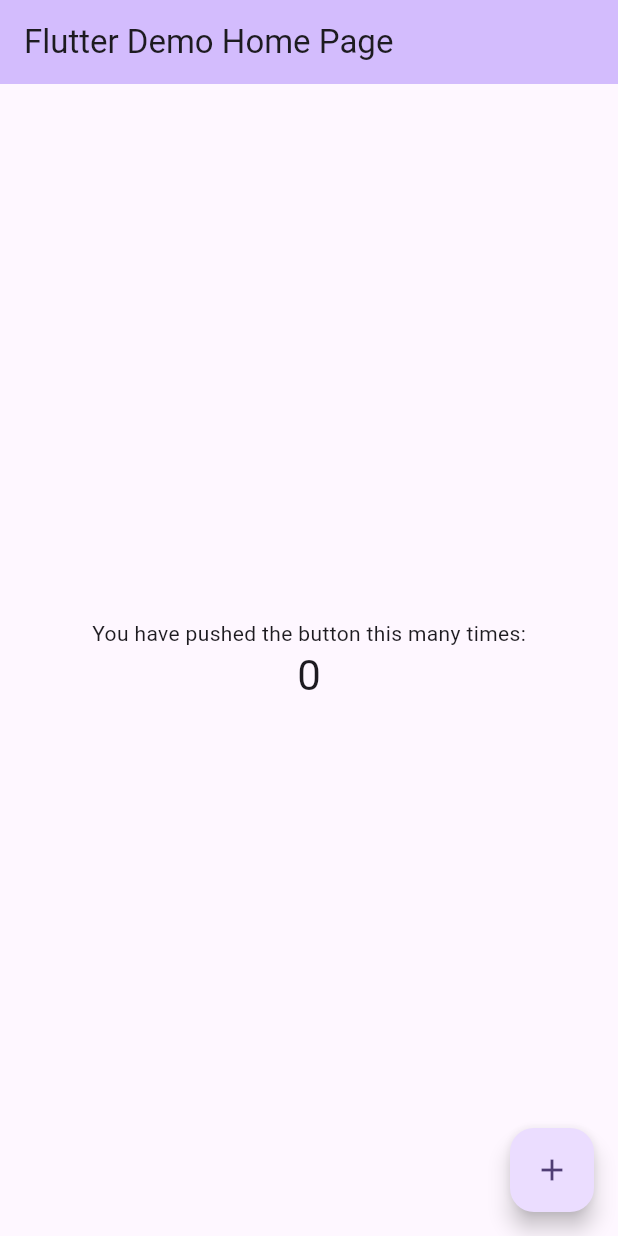
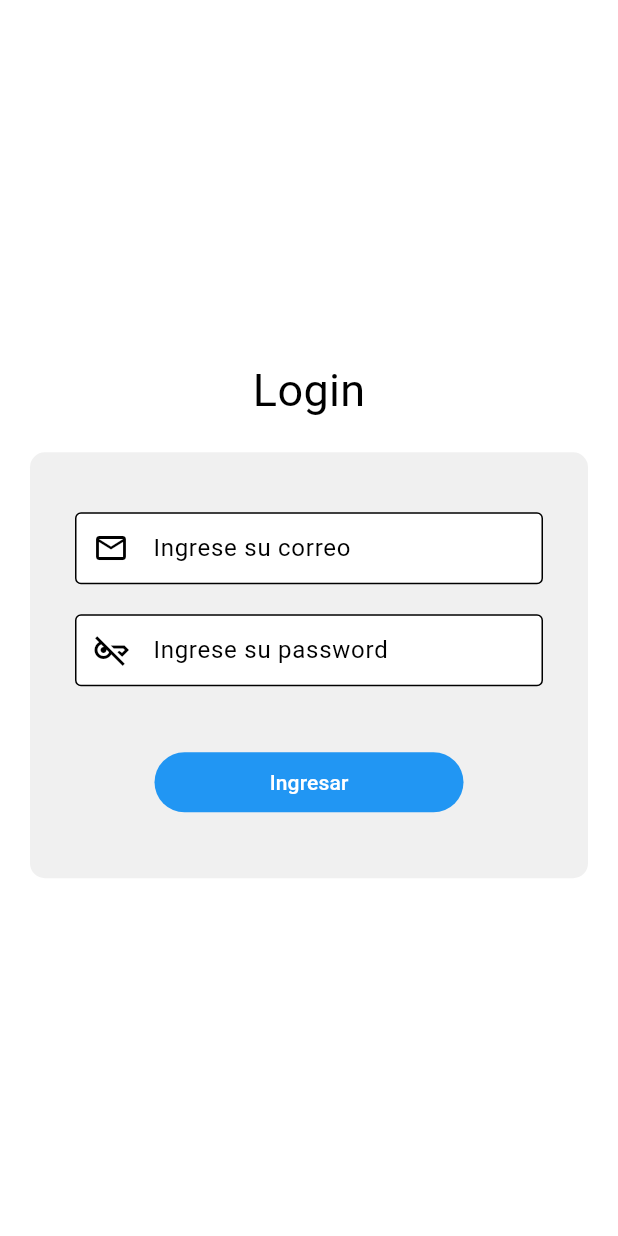
Before and after one commit to Jose1997ureta/flutter_proyects, a Flutter app: the screen it shows after launch, on a phone screen of 412 x 824 dp. Run offline on Flutter 3.47's test engine with Material 3 defaults, Android fonts, the phone set to English and light mode, and no system bars.

Commit message:
El login se termino con el state

```diff
--- a/lib/main.dart
+++ b/lib/main.dart
@@ -1,4 +1,5 @@
 import 'package:flutter/material.dart';
+import 'package:flutter_proyects/presentation/pages/auth/login.page.dart';
 
 void main() {
   runApp(const MyApp());
@@ -12,114 +13,11 @@
   Widget build(BuildContext context) {
     return MaterialApp(
       title: 'Flutter Demo',
+      debugShowCheckedModeBanner: false,
       theme: ThemeData(
-        // This is the theme of your application.
-        //
-        // TRY THIS: Try running your application with "flutter run". You'll see
-        // the application has a purple toolbar. Then, without quitting the app,
-        // try changing the seedColor in the colorScheme below to Colors.green
-        // and then invoke "hot reload" (save your changes or press the "hot
-        // reload" button in a Flutter-supported IDE, or press "r" if you used
-        // the command line to start the app).
-        //
-        // Notice that the counter didn't reset back to zero; the application
-        // state is not lost during the reload. To reset the state, use hot
-        // restart instead.
-        //
-        // This works for code too, not just values: Most code changes can be
-        // tested with just a hot reload.
-        colorScheme: ColorScheme.fromSeed(seedColor: Colors.deepPurple),
-        useMaterial3: true,
-      ),
-      home: const MyHomePage(title: 'Flutter Demo Home Page'),
+          primarySwatch: Colors.blue,
+          colorScheme: const ColorScheme.light(primary: Colors.blue)),
+      home: const LoginPage(),
     );
   }
 }
-
-class MyHomePage extends StatefulWidget {
-  const MyHomePage({super.key, required this.title});
-
-  // This widget is the home page of your application. It is stateful, meaning
-  // that it has a State object (defined below) that contains fields that affect
-  // how it looks.
-
-  // This class is the configuration for the state. It holds the values (in this
-  // case the title) provided by the parent (in this case the App widget) and
-  // used by the build method of the State. Fields in a Widget subclass are
-  // always marked "final".
-
-  final String title;
-
-  @override
-  State<MyHomePage> createState() => _MyHomePageState();
-}
-
-class _MyHomePageState extends State<MyHomePage> {
-  int _counter = 0;
-
-  void _incrementCounter() {
-    setState(() {
-      // This call to setState tells the Flutter framework that something has
-      // changed in this State, which causes it to rerun the build method below
-      // so that the display can reflect the updated values. If we changed
-      // _counter without calling setState(), then the build method would not be
-      // called again, and so nothing would appear to happen.
-      _counter++;
-    });
-  }
-
-  @override
-  Widget build(BuildContext context) {
-    // This method is rerun every time setState is called, for instance as done
-    // by the _incrementCounter method above.
-    //
-    // The Flutter framework has been optimized to make rerunning build methods
-    // fast, so that you can just rebuild anything that needs updating rather
-    // than having to individually change instances of widgets.
-    return Scaffold(
-      appBar: AppBar(
-        // TRY THIS: Try changing the color here to a specific color (to
-        // Colors.amber, perhaps?) and trigger a hot reload to see the AppBar
-        // change color while the other colors stay the same.
-        backgroundColor: Theme.of(context).colorScheme.inversePrimary,
-        // Here we take the value from the MyHomePage object that was created by
-        // the App.build method, and use it to set our appbar title.
-        title: Text(widget.title),
-      ),
-      body: Center(
-        // Center is a layout widget. It takes a single child and positions it
-        // in the middle of the parent.
-        child: Column(
-          // Column is also a layout widget. It takes a list of children and
-          // arranges them vertically. By default, it sizes itself to fit its
-          // children horizontally, and tries to be as tall as its parent.
-          //
-          // Column has various properties to control how it sizes itself and
-          // how it positions its children. Here we use mainAxisAlignment to
-          // center the children vertically; the main axis here is the vertical
-          // axis because Columns are vertical (the cross axis would be
-          // horizontal).
-          //
-          // TRY THIS: Invoke "debug painting" (choose the "Toggle Debug Paint"
-          // action in the IDE, or press "p" in the console), to see the
-          // wireframe for each widget.
-          mainAxisAlignment: MainAxisAlignment.center,
-          children: <Widget>[
-            const Text(
-              'You have pushed the button this many times:',
-            ),
-            Text(
-              '$_counter',
-              style: Theme.of(context).textTheme.headlineMedium,
-            ),
-          ],
-        ),
-      ),
-      floatingActionButton: FloatingActionButton(
-        onPressed: _incrementCounter,
-        tooltip: 'Increment',
-        child: const Icon(Icons.add),
-      ), // This trailing comma makes auto-formatting nicer for build methods.
-    );
-  }
-}
--- /dev/null
+++ b/lib/presentation/pages/auth/function/validate_login.dart
@@ -0,0 +1,22 @@
+class ValidateLogin {
+  static String? email(String? value) {
+    if (value == null || value.isEmpty) {
+      return 'Por favor ingrese su email';
+    }
+
+    final emailRegex = RegExp(r'^[\w-\.]+@([\w-]+\.)+[\w-]{2,4}$');
+    if (!emailRegex.hasMatch(value)) {
+      return 'Por favor ingrese un correo válido';
+    }
+
+    return null;
+  }
+
+  static String? password(String? value) {
+    if (value == null || value.isEmpty) {
+      return 'Por favor ingrese su contraseña';
+    }
+
+    return null;
+  }
+}
--- /dev/null
+++ b/lib/presentation/pages/auth/login.page.dart
@@ -0,0 +1,124 @@
+import 'package:flutter/material.dart';
+import 'package:flutter_proyects/presentation/pages/auth/function/validate_login.dart';
+import 'package:flutter_proyects/presentation/widget/controles/input.dart';
+
+class LoginPage extends StatefulWidget {
+  const LoginPage({super.key});
+
+  @override
+  State<LoginPage> createState() => _LoginPageState();
+}
+
+class _LoginPageState extends State<LoginPage> {
+  final _emailController = TextEditingController();
+  final _passwordController = TextEditingController();
+
+  bool isLoading = false;
+
+  final _formKey = GlobalKey<FormState>();
+
+  void handleSubmit() {
+    setState(() {
+      isLoading = true;
+    });
+
+    Future.delayed(const Duration(seconds: 2), () {
+      if (!mounted) return;
+
+      setState(() {
+        isLoading = false;
+      });
+
+      ScaffoldMessenger.of(context).showSnackBar(
+        SnackBar(
+          content: Column(
+            children: [
+              Text("email: ${_emailController.text}"),
+              Text('password: ${_passwordController.text}'),
+            ],
+          ),
+        ),
+      );
+    });
+  }
+
+  @override
+  Widget build(BuildContext context) {
+    final colors = Theme.of(context).colorScheme;
+
+    return Scaffold(
+      body: SingleChildScrollView(
+        child: SafeArea(
+          child: SizedBox(
+            height: MediaQuery.of(context).size.height,
+            child: Padding(
+              padding: const EdgeInsets.all(20),
+              child: Column(
+                mainAxisAlignment: MainAxisAlignment.center,
+                children: [
+                  Align(
+                    alignment: Alignment.center,
+                    child: const Text(
+                      'Login',
+                      style: TextStyle(fontSize: 30),
+                    ),
+                  ),
+                  Container(
+                      margin: const EdgeInsets.only(top: 20),
+                      width: MediaQuery.of(context).size.width,
+                      padding:
+                          EdgeInsets.symmetric(horizontal: 30, vertical: 40),
+                      decoration: const BoxDecoration(
+                          color: Color.fromARGB(255, 240, 240, 240),
+                          borderRadius: BorderRadius.all(Radius.circular(10))),
+                      child: Form(
+                        key: _formKey,
+                        child: Column(
+                          children: [
+                            InputField(
+                              label: "Ingrese su correo",
+                              controller: _emailController,
+                              validator: ValidateLogin.email,
+                              prefixIcon: Icon(Icons.email_outlined),
+                              keyboardType: TextInputType.emailAddress,
+                            ),
+                            SizedBox(height: 20),
+                            InputField(
+                              label: "Ingrese su password",
+                              controller: _passwordController,
+                              validator: ValidateLogin.password,
+                              prefixIcon: Icon(Icons.key_off_outlined),
+                              keyboardType: TextInputType.visiblePassword,
+                              obscureText: true,
+                            ),
+                            SizedBox(height: 40),
+                            SizedBox(
+                              width: MediaQuery.of(context).size.width * 0.5,
+                              child: FilledButton(
+                                style: ButtonStyle(
+                                    backgroundColor: WidgetStateProperty.all(
+                                        colors.primary)),
+                                onPressed: isLoading
+                                    ? null
+                                    : () {
+                                        if (_formKey.currentState!.validate()) {
+                                          handleSubmit();
+                                        }
+                                      },
+                                child: isLoading
+                                    ? Text("Cargando ...")
+                                    : Text("Ingresar"),
+                              ),
+                            ),
+                          ],
+                        ),
+                      )),
+                ],
+              ),
+            ),
+          ),
+        ),
+      ),
+    );
+  }
+}
--- /dev/null
+++ b/lib/presentation/widget/controles/input.dart
@@ -0,0 +1,47 @@
+import 'package:flutter/material.dart';
+
+class InputField extends StatelessWidget {
+  final String label;
+  final FormFieldValidator<String>? validator;
+  final Widget? prefixIcon;
+  final TextEditingController controller;
+  final TextInputType? keyboardType;
+  final bool? obscureText;
+
+  const InputField(
+      {super.key,
+      required this.label,
+      this.validator,
+      this.prefixIcon,
+      required this.controller,
+      this.keyboardType = TextInputType.text,
+      this.obscureText = false});
+
+  @override
+  Widget build(BuildContext context) {
+    return TextFormField(
+      controller: controller,
+      decoration: InputDecoration(
+        border: OutlineInputBorder(),
+        fillColor: Colors.white,
+        filled: true,
+        hintText: label,
+        prefixIcon: prefixIcon,
+        errorStyle: const TextStyle(fontSize: 12, color: Colors.red),
+        // labelText: "dd",
+        // prefixText: "ff",
+        // helperText: "fff",
+        // hintStyle: TextStyle(color: Colors.green),
+        // helperStyle: const TextStyle(color: Colors.green),
+        // counterStyle: const TextStyle(color: Colors.yellow),
+        // counterText: "gg",
+        contentPadding: EdgeInsets.symmetric(
+          horizontal: 0,
+        ),
+      ),
+      keyboardType: keyboardType,
+      validator: validator,
+      obscureText: obscureText ?? false,
+    );
+  }
+}
```
